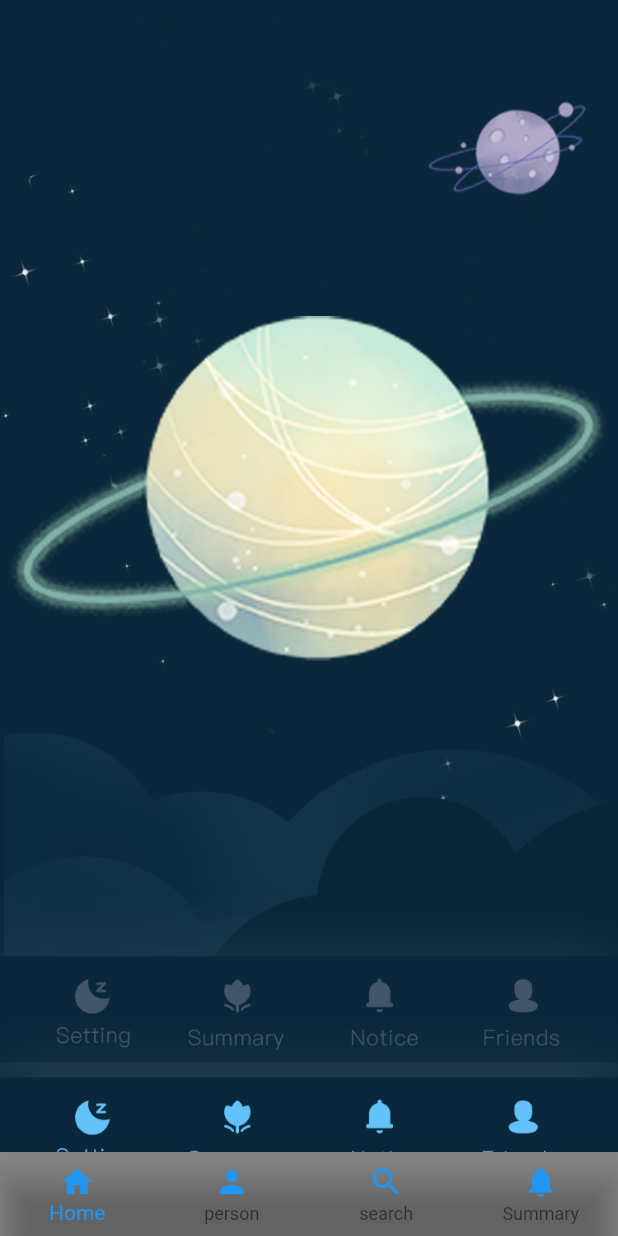
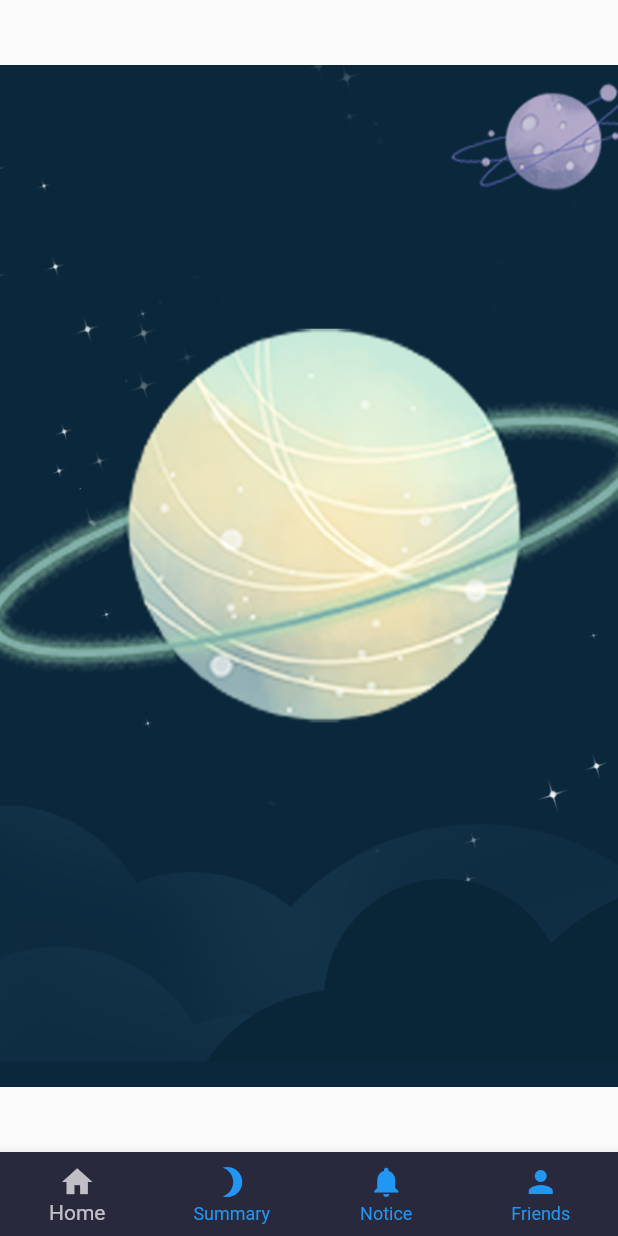
Before and after one commit to starrysky1818/my_app, a Flutter app: the screen it shows after launch, on a phone screen of 412 x 824 dp. Run offline on Flutter 3.47's test engine with Material 2 defaults, Android fonts, the phone set to English and light mode, and no system bars; missing offline and left inert: dart:ffi.

Commit message:
change the home.png and bottom location

```diff
--- a/lib/Bottom.dart
+++ b/lib/Bottom.dart
@@ -32,40 +32,38 @@ class _BottomNavigationWidgetState extends State<BottomNavigationWidget> {
     return Scaffold(
       body: list[_currentIndex],
       bottomNavigationBar: BottomNavigationBar(
-        backgroundColor: Colors.black45,
+        backgroundColor: const Color.fromRGBO(41, 41, 61,1),
         type: BottomNavigationBarType.fixed,
-        items: [
+        items: const [
           BottomNavigationBarItem(
             icon: Icon(
               Icons.home,
-              color: _BottomNavigationColor,
             ),
-            label: 'Home',
+         label: 'Home',
+          ),
+          BottomNavigationBarItem(
+            icon: Icon(
+              Icons.brightness_3,
+            ),
+      label: 'Summary',
+          ),
+          BottomNavigationBarItem(
+            icon: Icon(
+              Icons.notifications,
+            ),
+label: 'Notice',
           ),
           BottomNavigationBarItem(
             icon: Icon(
               Icons.person,
-              color: _BottomNavigationColor,
             ),
-            label: 'person',
-          ),
-          BottomNavigationBarItem(
-            icon: Icon(
-              Icons.search,
-              color: _BottomNavigationColor,
-            ),
-            label: 'search',
-          ),
-          BottomNavigationBarItem(
-            icon: Icon(
-              Icons.notifications,
-              color: _BottomNavigationColor,
-            ),
-            label: 'Summary',
+            label: 'Friends',
           ),
         ],
         currentIndex: _currentIndex,
         // type: BottomNavigationBarType.fixed,
+        selectedItemColor: Colors.white70,
+        unselectedItemColor: _BottomNavigationColor,
         onTap: (int index) {
           setState(() {
             _currentIndex = index;
```
Also changed, not shown: images/home.png.
